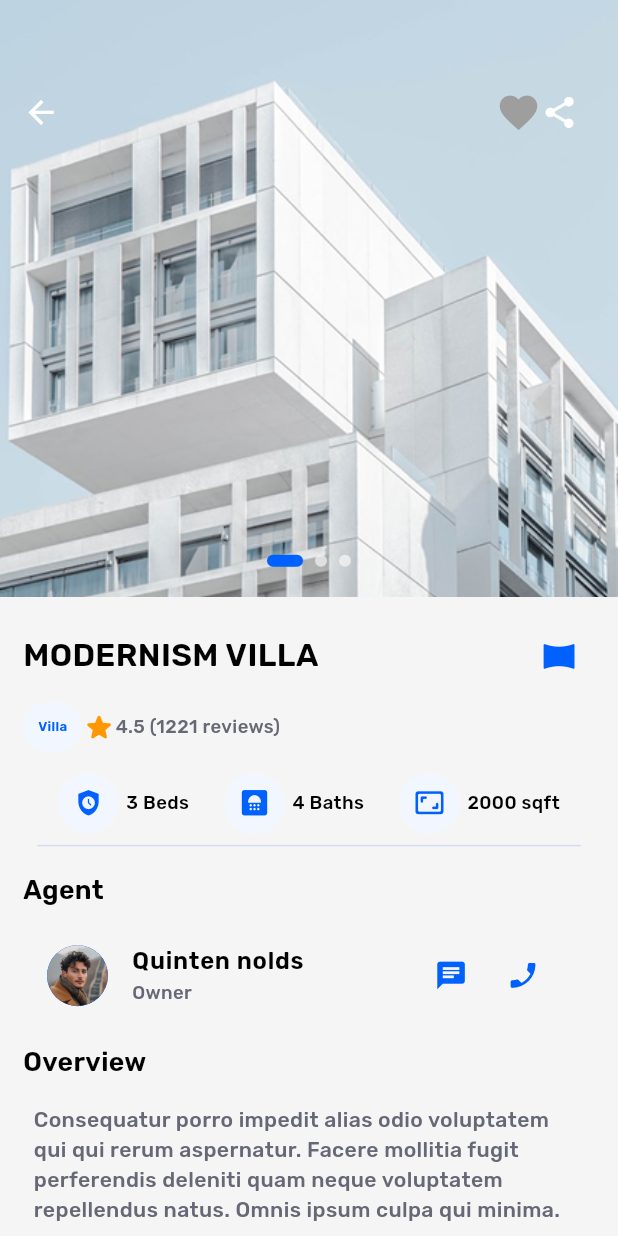
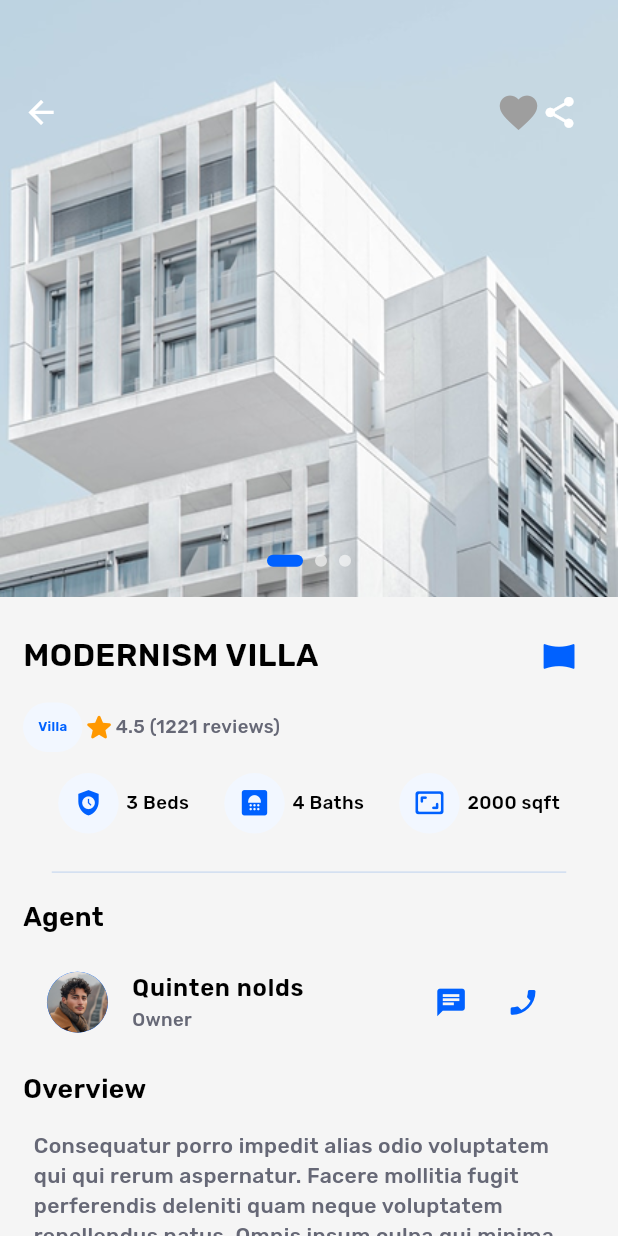
Before and after one commit to Dada6x/easyrent, a Flutter app: the PropertyDetailsPage screen opened directly, on a phone screen of 412 x 824 dp. Run offline on Flutter 3.47's test engine with Material 3 defaults, Android fonts, the phone set to English and light mode, and no system bars; drawn by our look-alikes of card_swiper, like_button; our stand-ins replace animated_theme_switcher, dio, fancy_shimmer_image, flutter_map, flutter_screenutil, get and 6 more; missing offline and left inert: panorama_viewer; accounts and stored records are empty.

Commit message:
some fixes

```diff
--- a/lib/presentation/views/profile/view/profile.dart
+++ b/lib/presentation/views/profile/view/profile.dart
@@ -67,7 +67,7 @@ class Profile extends StatelessWidget {
                         );
                       },
                       elevation: 2,
-                      fillColor: Colors.white,
+                      fillColor: Theme.of(context).colorScheme.secondary,
                       padding: EdgeInsets.all(10.r),
                       shape: const CircleBorder(),
                       child: Icon(
--- a/lib/presentation/views/profile/widgets/them_language_buttons widget.dart
+++ b/lib/presentation/views/profile/widgets/them_language_buttons widget.dart
@@ -11,7 +11,7 @@ class Theme_languageRow extends StatelessWidget {
 
   @override
   Widget build(BuildContext context) {
-    final AppController _AppController = Get.put(AppController());
+    final AppController _AppController = Get.find<AppController>();
 
     return Row(
       children: [
--- a/lib/presentation/views/property_homepage/views/property_details_page.dart
+++ b/lib/presentation/views/property_homepage/views/property_details_page.dart
@@ -1,5 +1,6 @@
 import 'package:easyrent/core/constants/assets.dart';
 import 'package:easyrent/core/constants/colors.dart';
+import 'package:easyrent/core/utils/divider.dart';
 import 'package:easyrent/core/utils/textStyles.dart';
 import 'package:easyrent/data/models/agent_model.dart';
 import 'package:easyrent/data/models/comment_model.dart';
@@ -149,7 +150,7 @@ class PropertyDetailsPage extends StatelessWidget {
                       Container(
                           padding: const EdgeInsets.all(10),
                           decoration: BoxDecoration(
-                            color: lightSecondary,
+                            color: Theme.of(context).colorScheme.secondary,
                             borderRadius: BorderRadius.circular(30),
                           ),
                           child: Text(
@@ -173,16 +174,19 @@ class PropertyDetailsPage extends StatelessWidget {
                   Row(
                     mainAxisAlignment: MainAxisAlignment.spaceEvenly,
                     children: [
-                      _featureIcon(Icons.safety_check, "$beds Beds".tr),
-                      _featureIcon(Icons.bathroom, "$baths Baths"),
-                      _featureIcon(Icons.aspect_ratio_rounded, "$area sqft"),
+                      //TODO
+                      _featureIcon(
+                          Icons.safety_check, "$beds Beds".tr, context),
+                      _featureIcon(Icons.bathroom, "$baths Baths", context),
+                      _featureIcon(
+                          Icons.aspect_ratio_rounded, "$area sqft", context),
                     ],
                   ),
-                  Divider(
-                    color: lightBorder,
-                    indent: 10.w,
-                    endIndent: 10.w,
+                  SizedBox(
+                    height: 20.h,
                   ),
+                  const CustomDivider(),
+
                   //! Agent Widget
                   _Headers(text: "Agent".tr),
                   AgentWidget(
@@ -199,7 +203,7 @@ class PropertyDetailsPage extends StatelessWidget {
                       style: AppTextStyles.h16medium.copyWith(color: grey),
                     ),
                   ),
-                  // const _Headers(text: "Facilities"),
+                  const CustomDivider(),
                   Padding(
                     padding: EdgeInsets.only(top: 10.h),
                     child: Text(
@@ -207,6 +211,7 @@ class PropertyDetailsPage extends StatelessWidget {
                       style: AppTextStyles.h20semi,
                     ),
                   ),
+
                   //!Facilities
                   GridView.count(
                     crossAxisCount: 4,
@@ -217,7 +222,8 @@ class PropertyDetailsPage extends StatelessWidget {
                       return Column(
                         children: [
                           CircleAvatar(
-                            backgroundColor: lightSecondary,
+                            backgroundColor:
+                                Theme.of(context).colorScheme.secondary,
                             child: Icon(Icons.star,
                                 size: 30.r, color: primaryBlue),
                           ),
@@ -229,10 +235,14 @@ class PropertyDetailsPage extends StatelessWidget {
                     }),
                   ),
                   //! GALLERY
+                  const CustomDivider(),
+
                   _Headers(text: "Gallery".tr),
                   GalleryWidget(images: galleryImages),
                   _Headers(text: "Location".tr),
                   //! Location
+                  const CustomDivider(),
+
                   Padding(
                     padding: EdgeInsets.all(8.0),
                     child: Row(
@@ -256,7 +266,11 @@ class PropertyDetailsPage extends StatelessWidget {
                     child: CurrentLocationMap(latitude: lat, longitude: lng),
                   ),
                   //! COMMENTS
-                  // const _Headers(text: "Comment"),
+                  SizedBox(
+                    height: 20.h,
+                  ),
+                  const CustomDivider(),
+
                   CommentSection(comments: [
                     comment,
                     comment,
@@ -265,11 +279,7 @@ class PropertyDetailsPage extends StatelessWidget {
                   SizedBox(
                     height: 10.h,
                   ),
-                  Divider(
-                    color: lightBorder,
-                    indent: 10.w,
-                    endIndent: 10.w,
-                  ),
+                  const CustomDivider(),
                   //! property Price
                   Padding(
                     //TODO
@@ -360,13 +370,13 @@ class _Headers extends StatelessWidget {
   }
 }
 
-Widget _featureIcon(IconData icon, String label) {
+Widget _featureIcon(IconData icon, String label, BuildContext context) {
   return Row(
     children: [
       Container(
         padding: const EdgeInsets.all(10),
         decoration: BoxDecoration(
-          color: lightSecondary,
+          color: Theme.of(context).colorScheme.secondary,
           borderRadius: BorderRadius.circular(30),
         ),
         child: Icon(
--- a/lib/presentation/views/property_homepage/widgets/comment_widget.dart
+++ b/lib/presentation/views/property_homepage/widgets/comment_widget.dart
@@ -24,7 +24,7 @@ class CommentWidget extends StatelessWidget {
       decoration: BoxDecoration(
         // border: Border.all(color: border),
         borderRadius: BorderRadius.circular(8.r),
-        color: white,
+        color: Theme.of(context).colorScheme.secondary,
       ),
       child: Column(
         children: [
```
